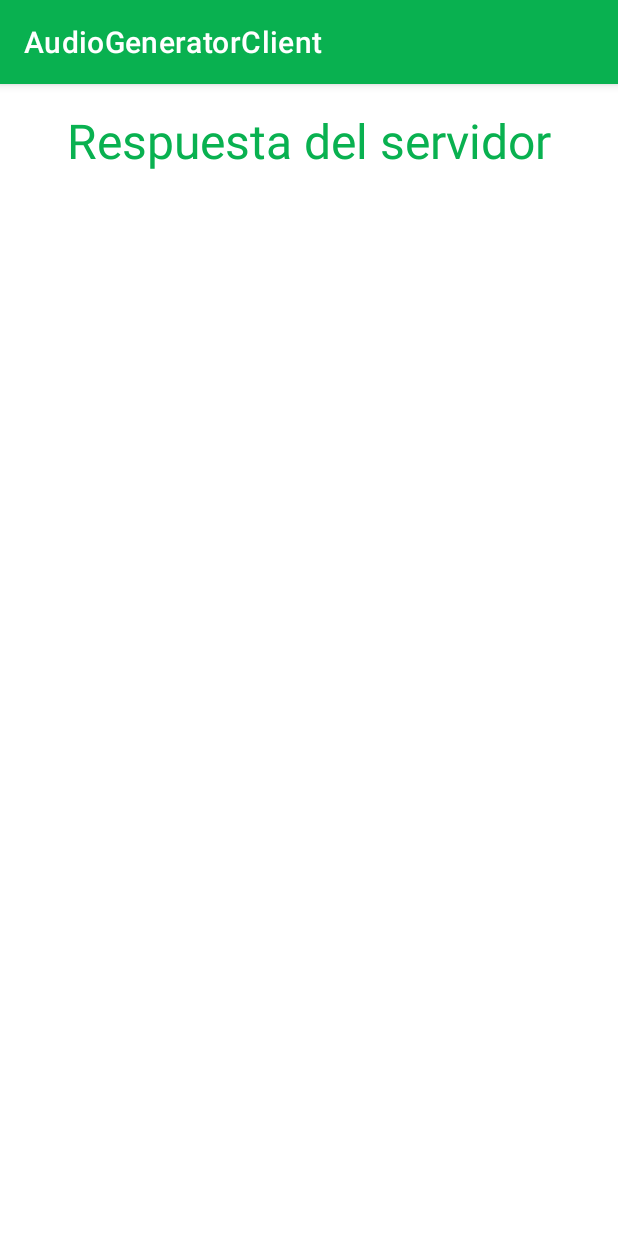
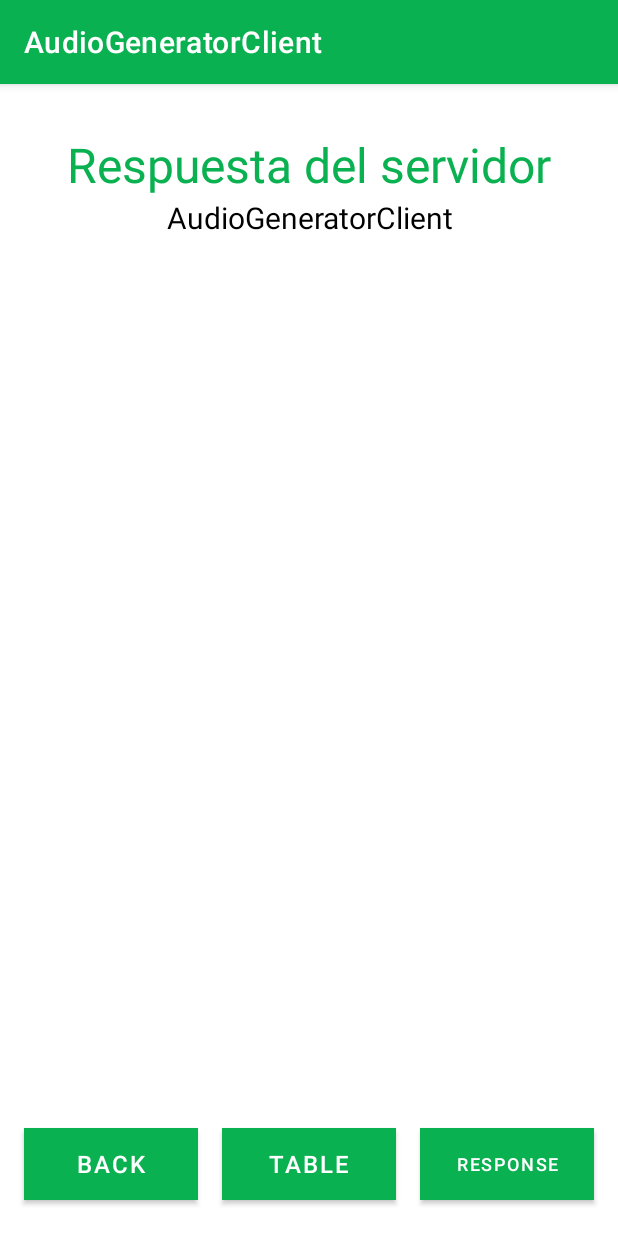
Before and after one commit to cesar9401/AudioGenerator, an Android app: the ResponseActivity screen opened directly, with no data from a screen before it, on a phone screen of 412 x 824 dp. Run offline under Robolectric (Android 15) with nearby library versions, the phone set to English and light mode, and no system bars; 1 statement that could not run was skipped.

Commit message:
Tablas para respuestas del servidor

```diff
--- a/AudioGeneratorClient/app/build.gradle
+++ b/AudioGeneratorClient/app/build.gradle
@@ -38,6 +38,7 @@ dependencies {
     implementation 'com.google.android.material:material:1.4.0'
     implementation 'androidx.constraintlayout:constraintlayout:2.1.0'
     implementation files('C:\\Users\\csart\\OneDrive\\Escritorio\\jfugue-5.0.9.jar')
+    implementation 'androidx.legacy:legacy-support-v4:1.0.0'
     testImplementation 'junit:junit:4.+'
     androidTestImplementation 'androidx.test.ext:junit:1.1.3'
     androidTestImplementation 'androidx.test.espresso:espresso-core:3.4.0'
--- /dev/null
+++ b/AudioGeneratorClient/app/src/main/java/com/cesar31/audiogeneratorclient/InitFragment.kt
@@ -0,0 +1,133 @@
+package com.cesar31.audiogeneratorclient
+
+import android.app.Activity
+import android.os.Build
+import android.os.Bundle
+import androidx.fragment.app.Fragment
+import android.view.LayoutInflater
+import android.view.View
+import android.view.ViewGroup
+import android.widget.TableLayout
+import android.widget.TextView
+import androidx.annotation.RequiresApi
+import com.cesar31.audiogeneratorclient.control.Table
+import com.cesar31.audiogeneratorclient.model.Err
+import com.cesar31.audiogeneratorclient.model.Note
+import com.cesar31.audiogeneratorclient.model.Playlist
+import com.cesar31.audiogeneratorclient.model.Track
+
+class InitFragment : Fragment() {
+    private var tableLayout: TableLayout? = null
+    private var list: ArrayList<Err>? = null
+    private var playlists: ArrayList<Playlist>? = null
+    private var listTrack: ArrayList<Track>? = null
+    private var play: Playlist? = null
+    private var track: Track? = null
+
+    override fun onCreate(savedInstanceState: Bundle?) {
+        super.onCreate(savedInstanceState)
+        arguments?.let {
+            when {
+                it.getSerializable("errors") != null -> {
+                    list = it.getSerializable("errors") as ArrayList<Err>
+                }
+                it.getSerializable("playlists") != null -> {
+                    playlists = it.getSerializable("playlists") as ArrayList<Playlist>
+                }
+                it.getSerializable("tracks") != null -> {
+                    listTrack = it.getSerializable("tracks") as ArrayList<Track>
+                }
+                it.getSerializable("play") != null -> {
+                    play = it.getSerializable("play") as Playlist
+                }
+                it.getSerializable("track") != null -> {
+                    track = it.getSerializable("track") as Track
+                }
+            }
+        }
+    }
+
+    @RequiresApi(Build.VERSION_CODES.M)
+    override fun onCreateView(
+        inflater: LayoutInflater, container: ViewGroup?,
+        savedInstanceState: Bundle?
+    ): View? {
+        // Inflate the layout for this fragment
+        val view = inflater.inflate(R.layout.fragment_init, container, false)
+        tableLayout = view.findViewById<TableLayout>(R.id.table)
+        val text = view.findViewById<TextView>(R.id.subtitle)
+
+        list?.let { setTableErrors(it); text.setText("Errores") }
+        playlists?.let { setTablePlaylists(it); text.setText("Listas de Reproduccion") }
+        listTrack?.let { setTableTracks(it); text.setText("Biblioteca General") }
+        play?.let {
+            // Mostrar informacion de la lista
+            val s = "Nombre lista: ${it.name} Pistas: ${it.count} Circular: ${if(it.isCircular) "si" else "no"} Random: ${if(it.isRandom) "si" else "no"}"
+            text.text = s
+            if(it.tracks != null) setTableTracks(it.tracks as ArrayList<Track>)
+        }
+        track?.let {
+            // Mostrar informacion de la pista
+            val s = "Nombre pista: ${it.name} Duracion: ${it.duration/1000}"
+            text.text = s
+            if(it.notes != null) setTableTrack(it.notes as ArrayList<Note>)
+        }
+
+        return view;
+    }
+
+    @RequiresApi(Build.VERSION_CODES.M)
+    fun setTableErrors(listE: ArrayList<Err>) {
+        val table = Table(this.context as Activity, tableLayout)
+        table.addHeader(R.array.header_errors)
+        for (e in listE) {
+            val l = ArrayList<String>()
+            l.add(e.type)
+            l.add(e.line.toString())
+            l.add(e.column.toString())
+            l.add(e.lexeme)
+            l.add(e.description)
+            table.addRowTable(l)
+        }
+    }
+
+    @RequiresApi(Build.VERSION_CODES.M)
+    fun setTablePlaylists(playlists: ArrayList<Playlist>) {
+        val table = Table(this.context as Activity, tableLayout)
+        table.addHeader(R.array.header_playlists)
+        for (p in playlists) {
+            val l = ArrayList<String>()
+            l.add(p.name)
+            l.add(p.count.toString())
+            l.add(if (p.isCircular) "Si" else "No")
+            l.add(if (p.isRandom) "Si" else "No")
+            table.addRowTable(l)
+        }
+    }
+
+    @RequiresApi(Build.VERSION_CODES.M)
+    fun setTableTracks(tracks: ArrayList<Track>) {
+        val table = Table(this.context as Activity, tableLayout)
+        table.addHeader(R.array.header_tracks)
+        for(t in tracks) {
+            val l = ArrayList<String>()
+            l.add(t.name)
+            l.add((t.duration/1000).toString())
+            table.addRowTable(l)
+        }
+    }
+
+    @RequiresApi(Build.VERSION_CODES.M)
+    fun setTableTrack(notes: ArrayList<Note>) {
+        val table = Table(this.context as Activity, tableLayout)
+        table.addHeader(R.array.header_notes)
+        for(n in notes) {
+            val l = ArrayList<String>()
+            l.add(if (n.name.equals("R")) "esperar" else n.name)
+            l.add(n.eighth)
+            l.add(n.duration.toString())
+            l.add(n.channel.toString())
+            table.addRowTable(l)
+        }
+    }
+}
--- a/AudioGeneratorClient/app/src/main/java/com/cesar31/audiogeneratorclient/ResponseActivity.kt
+++ b/AudioGeneratorClient/app/src/main/java/com/cesar31/audiogeneratorclient/ResponseActivity.kt
@@ -1,11 +1,74 @@
 package com.cesar31.audiogeneratorclient
 
+import android.content.Intent
+import android.os.Build
 import androidx.appcompat.app.AppCompatActivity
 import android.os.Bundle
+import android.widget.Button
+import android.widget.FrameLayout
+import androidx.annotation.RequiresApi
+import androidx.fragment.app.Fragment
 
 class ResponseActivity : AppCompatActivity() {
+
+    private lateinit var frame: FrameLayout
+
+    // fragments
+    private lateinit var initFragment: Fragment
+    private lateinit var responseFragment: Fragment
+
+    private lateinit var bundle: Bundle
+
+    @RequiresApi(Build.VERSION_CODES.M)
     override fun onCreate(savedInstanceState: Bundle?) {
         super.onCreate(savedInstanceState)
         setContentView(R.layout.activity_response)
+
+        frame = findViewById<FrameLayout>(R.id.frameLayout)
+
+        val btnBack = findViewById<Button>(R.id.btnBack)
+        val btnTable = findViewById<Button>(R.id.btnTable)
+        val btnResponse = findViewById<Button>(R.id.btnResponse)
+
+        // Inicializar fragments
+        initFragment = InitFragment()
+        responseFragment = ResponseFragment()
+
+        btnBack.setOnClickListener {
+            getEditor()
+        }
+
+        btnTable.setOnClickListener {
+            // Acciones para mostrar la tabla
+            initFragment.arguments = bundle
+            supportFragmentManager.beginTransaction().replace(R.id.frameLayout, initFragment).commit();
+        }
+
+        btnResponse.setOnClickListener {
+            // Acciones para mostrar la respuesta del servidor
+            supportFragmentManager.beginTransaction().replace(R.id.frameLayout, responseFragment).commit();
+        }
+
+        // Recuperar datos del listener
+        getDataFromListener()
+
+        // Bundle para initFragment
+        initFragment.arguments = bundle
+
+        // Cambiarnos a initFragment
+        supportFragmentManager.beginTransaction().add(R.id.frameLayout, initFragment).commit();
+    }
+
+    private fun getEditor() {
+        val i = Intent(this, RequestActivity::class.java)
+        startActivity(i)
+    }
+
+    @RequiresApi(Build.VERSION_CODES.M)
+    private fun getDataFromListener() {
+        val bundle: Bundle? = intent.getExtras()
+        if(bundle != null) {
+            this.bundle = bundle!!
+        }
     }
 }
--- a/AudioGeneratorClient/app/src/main/java/com/cesar31/audiogeneratorclient/model/Err.kt
+++ b/AudioGeneratorClient/app/src/main/java/com/cesar31/audiogeneratorclient/model/Err.kt
@@ -1,4 +1,6 @@
 package com.cesar31.audiogeneratorclient.model
+
+import java.io.Serializable
 
 class Err(
     var type: String,
@@ -6,7 +8,7 @@ class Err(
     var column: Int,
     var lexeme: String,
     var description: String
-) {
+) : Serializable {
     override fun toString(): String {
         return "Err{" +
                 "type='" + type + '\'' +
--- a/AudioGeneratorClient/app/src/main/java/com/cesar31/audiogeneratorclient/model/Note.kt
+++ b/AudioGeneratorClient/app/src/main/java/com/cesar31/audiogeneratorclient/model/Note.kt
@@ -1,6 +1,8 @@
 package com.cesar31.audiogeneratorclient.model
 
-class Note(var name: String, var eighth: String, var duration: Double) {
+import java.io.Serializable
+
+class Note(var name: String, var eighth: String, var duration: Double): Serializable {
     var channel = 0
     override fun toString(): String {
         return "Note{" +
--- a/AudioGeneratorClient/app/src/main/java/com/cesar31/audiogeneratorclient/model/Playlist.kt
+++ b/AudioGeneratorClient/app/src/main/java/com/cesar31/audiogeneratorclient/model/Playlist.kt
@@ -1,4 +1,6 @@
 package com.cesar31.audiogeneratorclient.model
+
+import java.io.Serializable
 
 class Playlist
 /**
@@ -7,7 +9,7 @@ class Playlist
  * @param count cantidad de pistas
  * @param random
  * @param circular
- */(var name: String, var count: Int, var isRandom: Boolean, var isCircular: Boolean) {
+ */(var name: String, var count: Int, var isRandom: Boolean, var isCircular: Boolean) : Serializable {
     var tracks: List<Track>? = null
     override fun toString(): String {
         return "Playlist{" +
--- a/AudioGeneratorClient/app/src/main/java/com/cesar31/audiogeneratorclient/model/Track.kt
+++ b/AudioGeneratorClient/app/src/main/java/com/cesar31/audiogeneratorclient/model/Track.kt
@@ -1,11 +1,13 @@
 package com.cesar31.audiogeneratorclient.model
+
+import java.io.Serializable
 
 class Track
 /**
  * Constructor para listado de pistas
  * @param name nombre de la pista
  * @param duration duracion de la pista
- */(var name: String, var duration: Double) {
+ */(var name: String, var duration: Double): Serializable {
     var notes: List<Note>? = null
     override fun toString(): String {
         return "Track(name='$name', duration=$duration)"
--- a/AudioGeneratorClient/app/src/main/java/com/cesar31/audiogeneratorclient/task/MyTask.kt
+++ b/AudioGeneratorClient/app/src/main/java/com/cesar31/audiogeneratorclient/task/MyTask.kt
@@ -10,6 +10,10 @@ class MyTask(private val ip: String, private val port: Int, private val message:
     // private var printWriter: PrintWriter? = null
     // private val ip = "192.168.10.106"
     // private val port = 8080;
+
+    companion object {
+        var ipServer = "192.168.10.106"
+    }
 
     override fun doInBackground(vararg p0: Void?): Void? {
         try {
--- a/AudioGeneratorClient/app/src/main/res/layout/activity_response.xml
+++ b/AudioGeneratorClient/app/src/main/res/layout/activity_response.xml
@@ -6,31 +6,54 @@
     android:layout_height="match_parent"
     tools:context=".ResponseActivity">
 
-    <TextView
-        android:id="@+id/title"
-        android:layout_width="wrap_content"
-        android:layout_height="wrap_content"
-        android:layout_marginTop="16dp"
-        android:textSize="32sp"
-        android:text="@string/title1"
-        android:textAlignment="center"
-        android:textColor="@color/green"
-        app:layout_constraintTop_toTopOf="parent"
-        app:layout_constraintStart_toStartOf="parent"
-        app:layout_constraintEnd_toEndOf="parent"
-        />
-
-    <ScrollView
-        android:id="@+id/layout_table"
-        android:layout_width="wrap_content"
+    <FrameLayout
+        android:id="@+id/frameLayout"
+        android:layout_width="0dp"
         android:layout_height="0dp"
-        android:scrollbars="vertical"
         android:layout_margin="8dp"
+        app:layout_constraintBottom_toTopOf="@+id/btnTable"
         app:layout_constraintEnd_toEndOf="parent"
         app:layout_constraintStart_toStartOf="parent"
-        app:layout_constraintTop_toBottomOf="@+id/title">
-    </ScrollView>
+        app:layout_constraintTop_toTopOf="parent" />
 
+    <Button
+        android:id="@+id/btnBack"
+        android:layout_width="0dp"
+        android:layout_height="wrap_content"
+        android:layout_marginStart="16dp"
+        android:layout_marginEnd="16dp"
+        android:layout_marginBottom="24dp"
+        android:background="@color/green"
+        android:text="@string/back"
+        android:textSize="16sp"
+        app:layout_constraintBottom_toBottomOf="parent"
+        app:layout_constraintEnd_toStartOf="@id/btnTable"
+        app:layout_constraintStart_toStartOf="parent" />
 
+    <Button
+        android:id="@+id/btnTable"
+        android:layout_width="0dp"
+        android:layout_height="wrap_content"
+        android:layout_marginEnd="16dp"
+        android:layout_marginBottom="24dp"
+        android:background="@color/green"
+        android:text="@string/table"
+        android:textSize="16sp"
+        app:layout_constraintBottom_toBottomOf="parent"
+        app:layout_constraintEnd_toStartOf="@+id/btnResponse"
+        app:layout_constraintStart_toEndOf="@+id/btnBack" />
+
+    <Button
+        android:id="@+id/btnResponse"
+        android:layout_width="0dp"
+        android:layout_height="wrap_content"
+        android:layout_marginEnd="16dp"
+        android:layout_marginBottom="24dp"
+        android:background="@color/green"
+        android:text="@string/response"
+        android:textSize="12sp"
+        app:layout_constraintBottom_toBottomOf="parent"
+        app:layout_constraintEnd_toEndOf="parent"
+        app:layout_constraintStart_toEndOf="@+id/btnTable" />
 
 </androidx.constraintlayout.widget.ConstraintLayout>
--- /dev/null
+++ b/AudioGeneratorClient/app/src/main/res/layout/fragment_init.xml
@@ -0,0 +1,83 @@
+<?xml version="1.0" encoding="utf-8"?>
+<androidx.constraintlayout.widget.ConstraintLayout xmlns:android="http://schemas.android.com/apk/res/android"
+    xmlns:app="http://schemas.android.com/apk/res-auto"
+    xmlns:tools="http://schemas.android.com/tools"
+    android:layout_width="match_parent"
+    android:layout_height="match_parent"
+    tools:context=".ResponseActivity">
+
+    <TextView
+        android:id="@+id/title"
+        android:layout_width="wrap_content"
+        android:layout_height="wrap_content"
+        android:layout_marginTop="24dp"
+        android:textSize="32sp"
+        android:text="@string/title1"
+        android:textAlignment="center"
+        android:textColor="@color/green"
+        app:layout_constraintTop_toTopOf="parent"
+        app:layout_constraintStart_toStartOf="parent"
+        app:layout_constraintBottom_toTopOf="@+id/subtitle"
+        app:layout_constraintEnd_toEndOf="parent"
+        />
+
+    <TextView
+        android:id="@+id/subtitle"
+        android:layout_width="wrap_content"
+        android:layout_height="wrap_content"
+        android:textSize="20sp"
+        android:textAlignment="center"
+        android:layout_marginBottom="8dp"
+        android:text="@string/app_name"
+        android:textColor="@color/black"
+        app:layout_constraintStart_toStartOf="parent"
+        app:layout_constraintEnd_toEndOf="parent"
+        app:layout_constraintTop_toBottomOf="@+id/title"
+        />
+
+    <ScrollView
+        android:id="@+id/layout_table"
+        android:layout_width="wrap_content"
+        android:layout_height="0dp"
+        android:scrollbars="vertical"
+        android:layout_margin="16dp"
+        app:layout_constraintEnd_toEndOf="parent"
+        app:layout_constraintStart_toStartOf="parent"
+        app:layout_constraintBottom_toBottomOf="parent"
+        app:layout_constraintTop_toBottomOf="@+id/subtitle">
+
+        <LinearLayout
+            android:id="@+id/layoutTable1"
+            android:layout_width="wrap_content"
+            android:layout_height="wrap_content"
+            android:gravity="center"
+            android:orientation="vertical">
+
+            <ScrollView
+                android:id="@+id/svTable1"
+                android:layout_width="wrap_content"
+                android:layout_height="wrap_content"
+                android:layout_weight="1"
+                android:scrollbars="vertical">
+
+                <HorizontalScrollView
+                    android:id="@+id/hsvTable1"
+                    android:layout_width="wrap_content"
+                    android:layout_height="wrap_content"
+                    android:scrollbars="horizontal">
+
+                    <LinearLayout
+                        android:layout_width="wrap_content"
+                        android:layout_height="wrap_content"
+                        android:orientation="vertical">
+
+                        <TableLayout
+                            android:id="@+id/table"
+                            android:layout_width="wrap_content"
+                            android:layout_height="wrap_content"></TableLayout>
+                    </LinearLayout>
+                </HorizontalScrollView>
+            </ScrollView>
+        </LinearLayout>
+    </ScrollView>
+</androidx.constraintlayout.widget.ConstraintLayout>
--- a/AudioGeneratorClient/app/src/main/res/values/headers.xml
+++ b/AudioGeneratorClient/app/src/main/res/values/headers.xml
@@ -12,7 +12,7 @@
     <!-- Lista de pistas y lista por nombre -->
     <string-array name="header_tracks">
         <item>Nombre</item>
-        <item>Duracion</item>
+        <item>Duracion(s)</item>
     </string-array>
 
     <!-- Lista de listas -->
--- a/AudioGeneratorClient/app/src/main/res/values/strings.xml
+++ b/AudioGeneratorClient/app/src/main/res/values/strings.xml
@@ -4,5 +4,10 @@
     <string name="text1">new request</string>
     <string name="text2">new song</string>
     <string name="hint1">enter your request here</string>
+    <string name="hint2">enter the server ip here</string>
     <string name="title1">Respuesta del servidor</string>
+    <string name="back">Back</string>
+    <string name="table">Table</string>
+    <string name="response">Response</string>
+    <!-- TODO: Remove or change this placeholder text -->
 </resources>
```
Also changed, not shown: AudioGeneratorClient/app/src/main/java/com/cesar31/audiogeneratorclient/MainActivity.kt (+11 -7 lines), AudioGeneratorClient/app/src/main/java/com/cesar31/audiogeneratorclient/RequestActivity.kt (+9 -1 lines), AudioGeneratorClient/app/src/main/java/com/cesar31/audiogeneratorclient/ResponseFragment.kt (added, +29 -0 lines), AudioGeneratorClient/app/src/main/java/com/cesar31/audiogeneratorclient/control/ResponseParserHandler.java (deleted, +0 -60 lines), AudioGeneratorClient/app/src/main/java/com/cesar31/audiogeneratorclient/control/ResponseParserHandler.kt (added, +54 -0 lines), AudioGeneratorClient/app/src/main/java/com/cesar31/audiogeneratorclient/task/Listener.kt (+38 -4 lines), AudioGeneratorClient/app/src/main/res/layout/activity_request.xml (+17 -1 lines), AudioGeneratorClient/app/src/main/res/layout/fragment_response.xml (added, +39 -0 lines).
